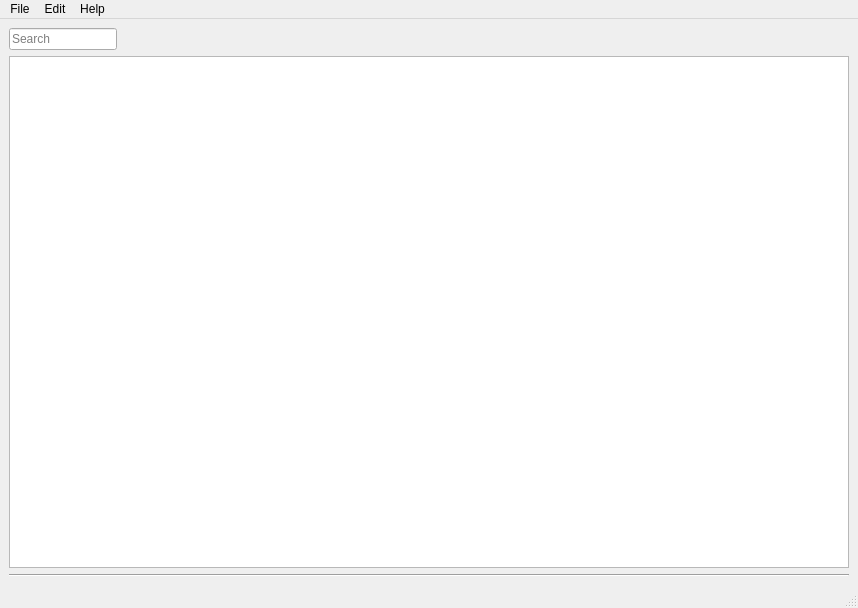
Before: the Qt Designer form plyj-master/GUI/UIFiles/GUItake2.ui in JLMcBride22/SourceCodeChecker, drawn with Qt 5.
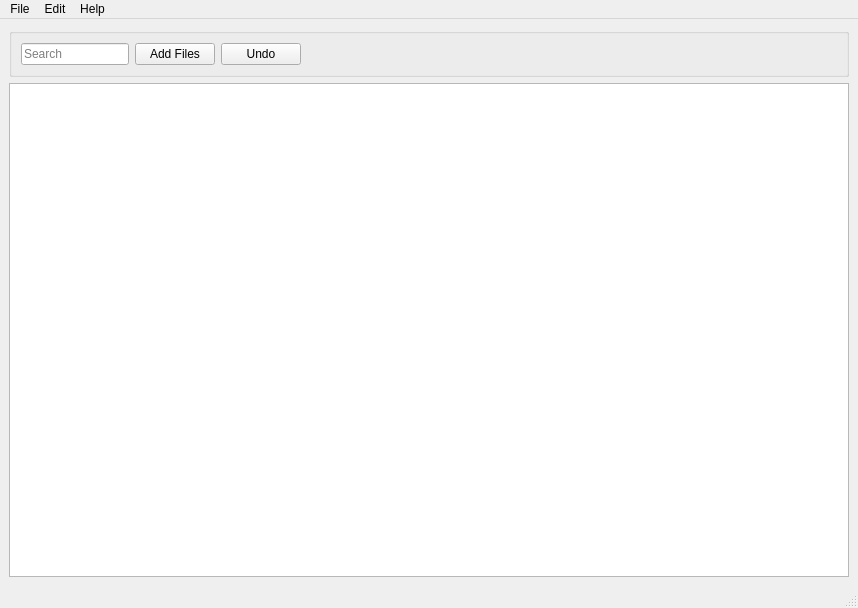
After: the same form once the commit is applied.

What changed in the file:
```diff
--- a/plyj-master/GUI/UIFiles/GUItake2.ui
+++ b/plyj-master/GUI/UIFiles/GUItake2.ui
@@ -51,7 +51,16 @@
   </property>
   <widget class="QWidget" name="centralwidget">
    <layout class="QGridLayout" name="gridLayout">
+    <item row="1" column="0">
+     <widget class="QTableView" name="JavaTableView"/>
+    </item>
     <item row="0" column="0">
+     <widget class="QGroupBox" name="groupBox">
+      <property name="title">
+       <string/>
+      </property>
+      <layout class="QHBoxLayout" name="horizontalLayout">
+       <item>
      <widget class="QLineEdit" name="SearchBar">
       <property name="sizePolicy">
        <sizepolicy hsizetype="Fixed" vsizetype="Fixed">
@@ -64,14 +73,43 @@
       </property>
      </widget>
     </item>
-    <item row="1" column="0">
-     <widget class="QTableView" name="JavaTableView"/>
-    </item>
-    <item row="2" column="0">
-     <widget class="Line" name="line">
+       <item>
+        <widget class="QPushButton" name="addFilesButton">
+         <property name="enabled">
+          <bool>true</bool>
+         </property>
+         <property name="sizePolicy">
+          <sizepolicy hsizetype="Fixed" vsizetype="Fixed">
+           <horstretch>0</horstretch>
+           <verstretch>0</verstretch>
+          </sizepolicy>
+         </property>
+         <property name="text">
+          <string>Add Files</string>
+         </property>
+        </widget>
+       </item>
+       <item>
+        <widget class="QPushButton" name="pushButton_2">
+         <property name="text">
+          <string>Undo</string>
+         </property>
+        </widget>
+       </item>
+       <item>
+        <spacer name="horizontalSpacer">
       <property name="orientation">
        <enum>Qt::Horizontal</enum>
       </property>
+         <property name="sizeHint" stdset="0">
+          <size>
+           <width>40</width>
+           <height>20</height>
+          </size>
+         </property>
+        </spacer>
+       </item>
+      </layout>
      </widget>
     </item>
    </layout>
@@ -102,6 +140,7 @@
     </widget>
     <addaction name="menuNew_File"/>
     <addaction name="actionExport_File"/>
+    <addaction name="actionSave_All"/>
    </widget>
    <widget class="QMenu" name="menuEdit">
     <property name="title">
@@ -142,6 +181,11 @@
     <string>Directory</string>
    </property>
   </action>
+  <action name="actionSave_All">
+   <property name="text">
+    <string>Save All</string>
+   </property>
+  </action>
  </widget>
  <resources/>
  <connections/>
```
Lines whose indentation alone changed are shown as unchanged.
